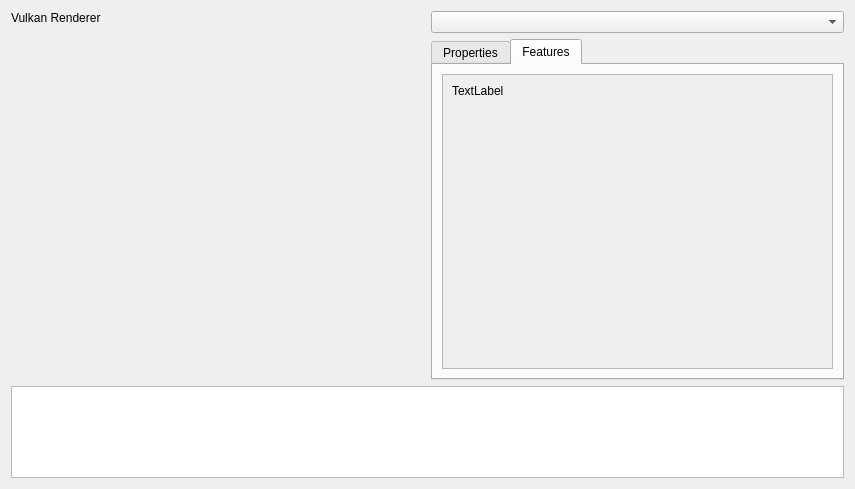
Before: the Qt Designer form ui/MainGUI.ui in NianZo/GraphicsPlayground, drawn with Qt 5.
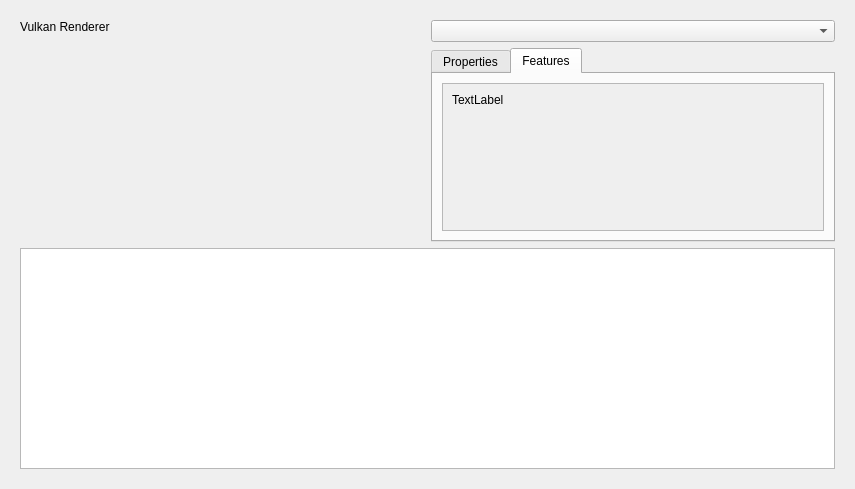
After: the same form once the commit is applied.

Commit message: Add toolbar to allow for view changing later

The edit to the form file:
```diff
--- a/ui/MainGUI.ui
+++ b/ui/MainGUI.ui
@@ -16,13 +16,25 @@
   <property name="autoFillBackground">
    <bool>true</bool>
   </property>
-  <layout class="QVBoxLayout" name="verticalLayout" stretch="4,1">
+  <layout class="QVBoxLayout" name="verticalLayout" stretch="0">
    <item>
-    <layout class="QHBoxLayout" name="horizontalLayout" stretch="1,1">
+    <widget class="QStackedWidget" name="stackedWidget">
+     <property name="minimumSize">
+      <size>
+       <width>0</width>
+       <height>100</height>
+      </size>
+     </property>
+     <widget class="QWidget" name="page">
+      <layout class="QHBoxLayout" name="horizontalLayout_4">
      <item>
-      <layout class="QVBoxLayout" name="verticalLayout_2" stretch="0,4">
+        <layout class="QVBoxLayout" name="verticalLayout_2">
        <item>
-        <widget class="QLabel" name="label">
+          <layout class="QHBoxLayout" name="horizontalLayout">
+           <item>
+            <layout class="QVBoxLayout" name="verticalLayout_9">
+             <item>
+              <widget class="QLabel" name="label_4">
          <property name="text">
           <string>Vulkan Renderer</string>
          </property>
@@ -42,19 +54,6 @@
            <height>54</height>
           </size>
          </property>
-         <property name="sizeIncrement">
-          <size>
-           <width>1</width>
-           <height>1</height>
-          </size>
-         </property>
-         <property name="baseSize">
-          <size>
-           <width>500</width>
-           <height>500</height>
-          </size>
-         </property>
-         <layout class="QVBoxLayout" name="verticalLayout_3"/>
         </widget>
        </item>
       </layout>
@@ -116,8 +115,8 @@
                <rect>
                 <x>0</x>
                 <y>0</y>
-                <width>388</width>
-                <height>286</height>
+                      <width>378</width>
+                      <height>137</height>
                </rect>
               </property>
               <layout class="QVBoxLayout" name="verticalLayout_7">
@@ -145,6 +144,13 @@
    </item>
    <item>
     <widget class="QTextEdit" name="textEdit"/>
+         </item>
+        </layout>
+       </item>
+      </layout>
+     </widget>
+     <widget class="QWidget" name="page_2"/>
+    </widget>
    </item>
   </layout>
  </widget>
```
Left out of the diff: 2 changed lines with no effect on the pictures. Lines whose indentation alone changed are shown as unchanged. The commit also changes 5 other files.
